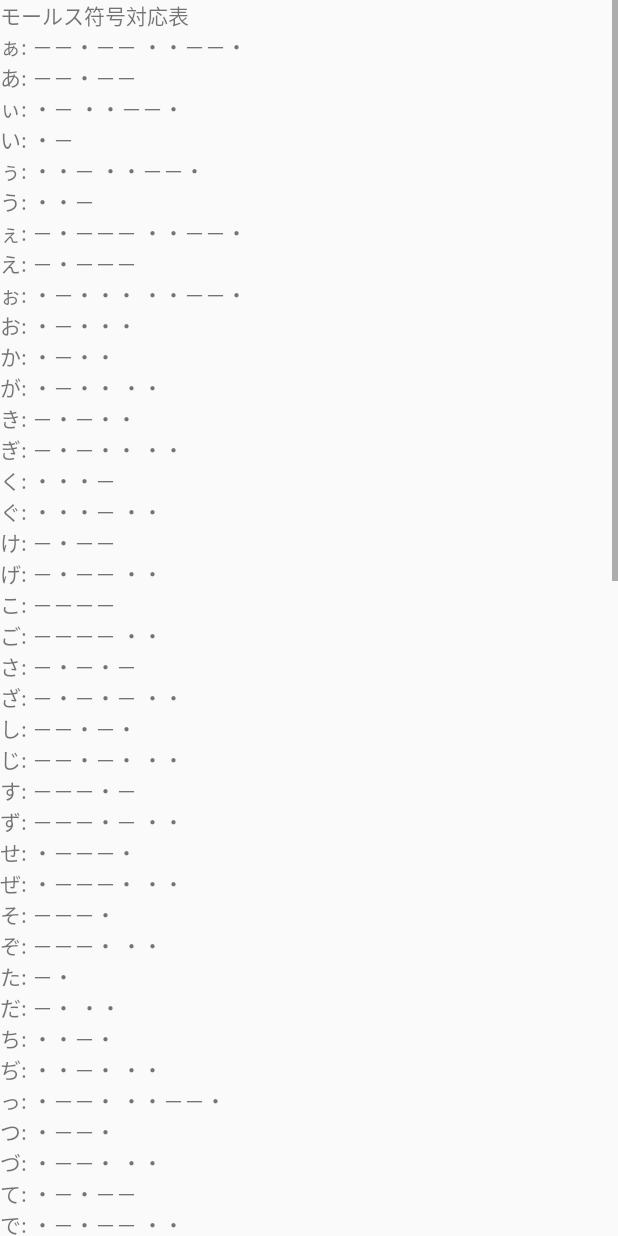
After one commit to MeL-9/Encryption-App, an Android app: the ShowHistory screen opened directly, with no data from a screen before it, on a phone screen of 412 x 824 dp. The commit adds this screen. Run offline under Robolectric (Android 15) with nearby library versions, the phone set to English and light mode, and no system bars.

Commit message:
animation and add history class
didnt edit ShowHistory.class

```diff
--- a/app/src/main/AndroidManifest.xml
+++ b/app/src/main/AndroidManifest.xml
@@ -17,6 +17,7 @@
             </intent-filter>
         </activity>
         <activity android:name=".ShowMorseCode"></activity>
+        <activity android:name=".ShowHistory"></activity>
     </application>
 
 </manifest>
--- /dev/null
+++ b/app/src/main/java/com/lune/encipher/ShowHistory.java
@@ -0,0 +1,36 @@
+package com.lune.encipher;
+
+import android.os.Bundle;
+import android.app.Activity;
+
+import android.view.ViewGroup;
+import android.widget.TextView;
+import android.widget.ScrollView;
+
+public class ShowHistory extends Activity{
+    @Override
+    protected void onCreate(Bundle savedInstanceState){
+        super.onCreate(savedInstanceState);
+
+        int matchParent = ViewGroup.LayoutParams.MATCH_PARENT;
+        int wrapContent = ViewGroup.LayoutParams.WRAP_CONTENT;
+
+        ScrollView sv = new ScrollView(this);
+        sv.setLayoutParams(new ScrollView.LayoutParams(matchParent, wrapContent));
+
+        TextView tv = new TextView(this);
+        tv.setLayoutParams(new ScrollView.LayoutParams(matchParent, wrapContent));
+        int i = 0;
+        char tmp;
+
+        tv.setText("モールス符号対応表\n");
+        for(String str: getResources().getStringArray(R.array.list_morse)){
+            tmp = (char)('ぁ' + i);
+            i++;
+
+            tv.append(tmp + ": " + str + "\n");
+        }
+        sv.addView(tv);
+        setContentView(sv);
+    }
+}
--- a/app/src/main/res/menu/option.xml
+++ b/app/src/main/res/menu/option.xml
@@ -14,5 +14,9 @@
         android:id="@+id/menu_morse"
         android:title="@string/about_morse"
         />
+    <item
+        android:id="@+id/menu_history"
+        android:title="@string/history"
+        />
 
 </menu>
--- a/app/src/main/res/values/strings.xml
+++ b/app/src/main/res/values/strings.xml
@@ -29,4 +29,5 @@
     <string name="about_morse">小文字のモールス符号について</string>
     <string name="explain_morse">小文字のひらがなは大文字の符号のあとに半角スペースを挟み半濁点の符号(・・－－・)を打ちます</string>
     <string name="list_code">モールス符号表</string>
+    <string name="history">変換履歴</string>
 </resources>
```
Also changed, not shown: app/src/main/java/com/lune/encipher/MainActivity.java (+98 -59 lines), app/src/main/res/layout/activity_main.xml (+4 -3 lines).
